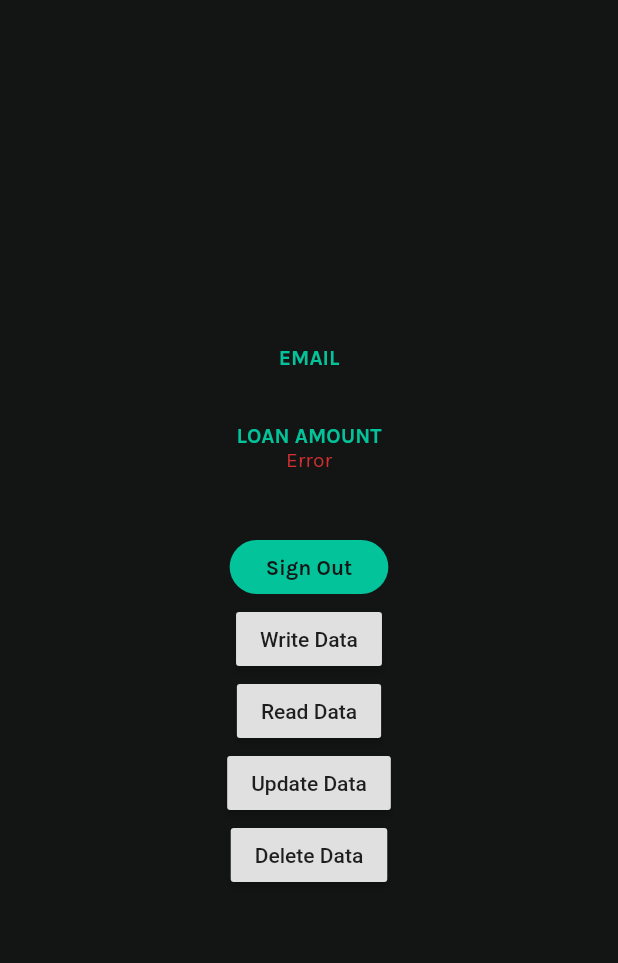
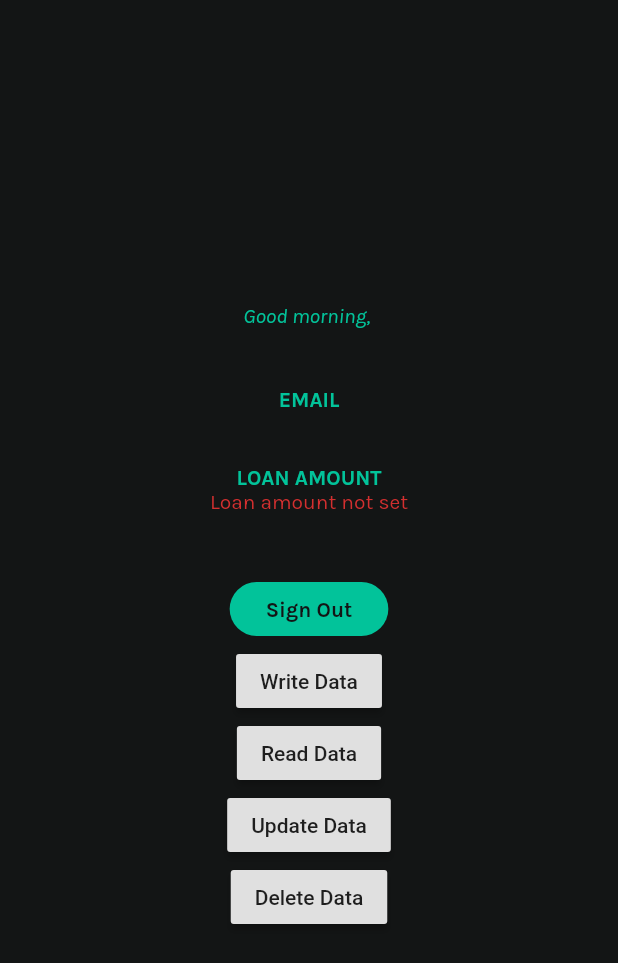
Before and after one commit to LucasBourne/Budgitt, a Flutter app: the FirstScreen screen opened directly, on a phone screen of 412 x 824 dp. Shown: the top 963 px of the screen. Run offline on Flutter 3.47's test engine with Material 2 defaults, Android fonts, the phone set to English and light mode, and no system bars; our stand-ins replace firebase_auth, firebase_database, google_fonts, google_sign_in; accounts and stored records are empty.

Commit message:
Updated sign out protocol and improved name functionality

```diff
--- a/lib/first_screen.dart
+++ b/lib/first_screen.dart
@@ -36,6 +36,14 @@ class FirstScreenState extends State<FirstScreen>
             mainAxisSize: MainAxisSize.max,
             children: <Widget>[
               Text(
+                ("Good morning, " + name),
+                style: GoogleFonts.karla(
+                  color: accentColour,
+                  fontStyle: FontStyle.italic,
+                ),
+              ),
+              SizedBox(height: 40),
+              Text(
                 'EMAIL',
                 style: GoogleFonts.karla(
                   color: accentColour,
@@ -60,6 +68,7 @@ class FirstScreenState extends State<FirstScreen>
               SizedBox(height: 40),
               RaisedButton(
               onPressed: () {
+                values.clear();
                 signOutGoogle();
                 Navigator.of(context).pushAndRemoveUntil(MaterialPageRoute(builder: (context) {return LoginPage();}), ModalRoute.withName('/'));
               },
@@ -117,7 +126,7 @@ class FirstScreenState extends State<FirstScreen>
     //User user = new User(int.parse(loanAmount), userID);
     dbRef.child(userID).set(
       {
-        "name" : "Test Name",
+        "name" : name,
         "loanAmount" : loanAmount,
       }
     );
@@ -177,7 +186,7 @@ class FirstScreenState extends State<FirstScreen>
       }
     }
     return Text(
-      ("Error"),
+      ("Loan amount not set"),
       style: GoogleFonts.karla(
         color: Colors.red[700],
       ),
```
Also changed, not shown: lib/sign_in.dart (+2 -5 lines).
